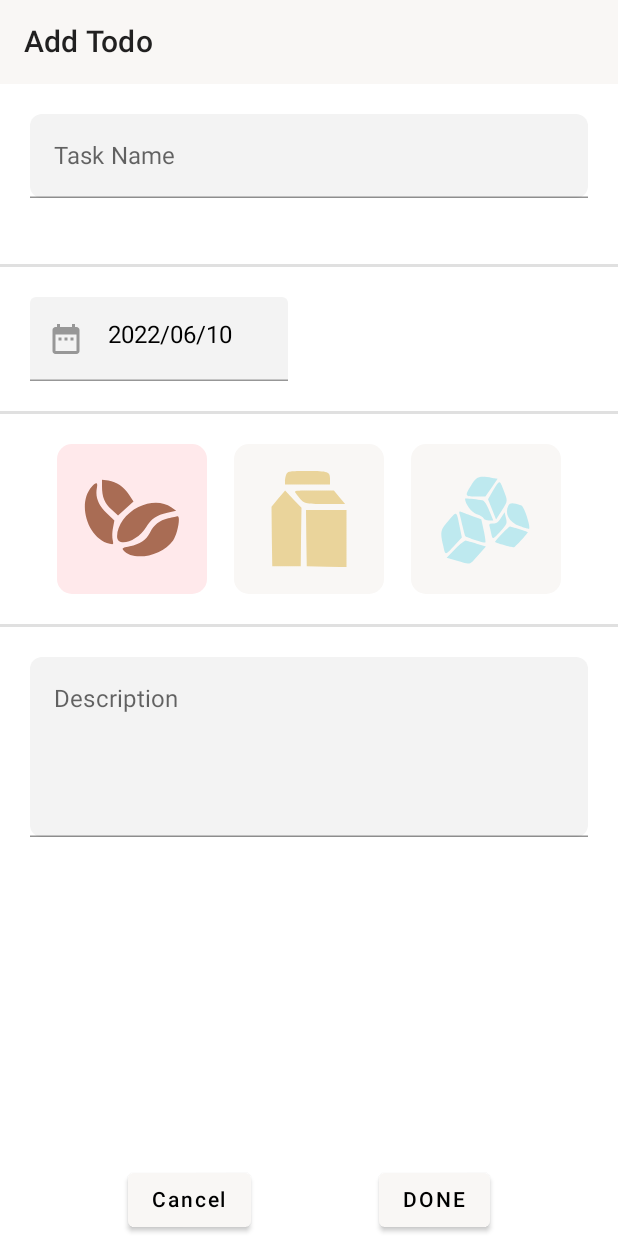
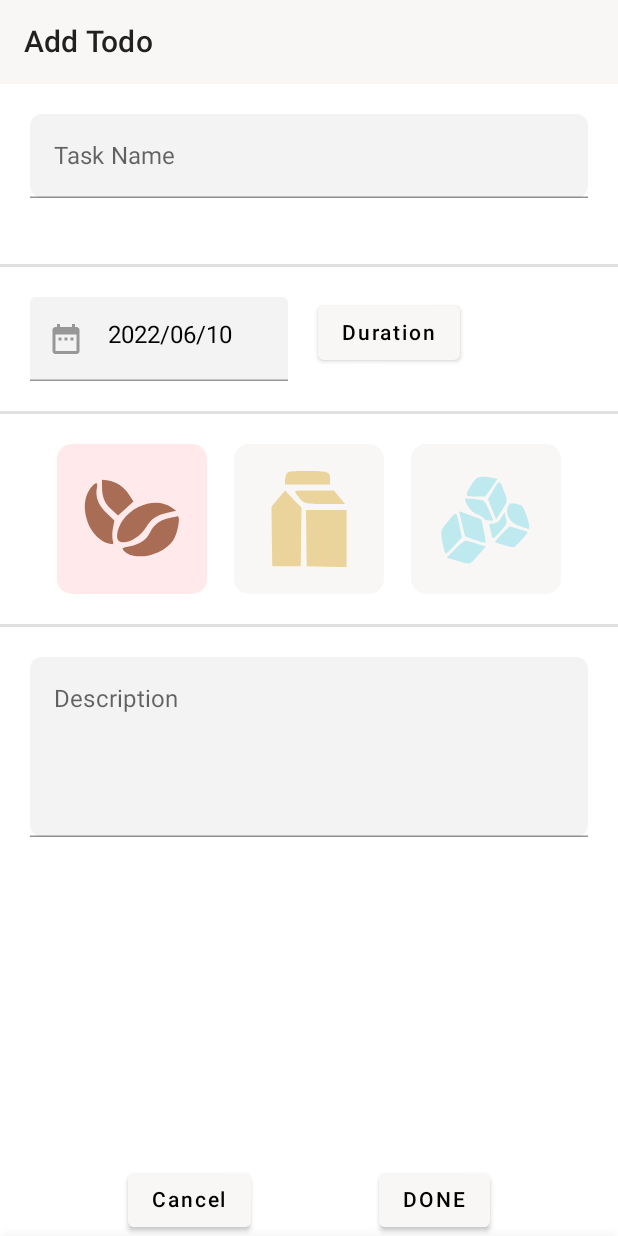
Before and after one commit to jojoclt/Lifeline, an Android app built with Jetpack Compose: the AddTodoScreen screen opened through its navigation route, on a phone screen of 412 x 824 dp. Run offline under Robolectric (Android 15) with nearby library versions, the phone set to English and light mode, and no system bars; our stand-ins replace Dagger/Hilt's generated code, Room's generated code, accompanist.

Commit message:
the cup calculation and duration ui nearly done

```diff
--- a/app/src/main/java/com/example/lifeline/presentation/task/composables/AddTodoScreen.kt
+++ b/app/src/main/java/com/example/lifeline/presentation/task/composables/AddTodoScreen.kt
@@ -6,6 +6,7 @@ import android.widget.Toast
 import androidx.compose.foundation.background
 import androidx.compose.foundation.clickable
 import androidx.compose.foundation.layout.*
+import androidx.compose.foundation.shape.RoundedCornerShape
 import androidx.compose.foundation.text.KeyboardActions
 import androidx.compose.foundation.text.KeyboardOptions
 import androidx.compose.material.*
@@ -17,13 +18,19 @@ import androidx.compose.ui.ExperimentalComposeUiApi
 import androidx.compose.ui.Modifier
 import androidx.compose.ui.focus.FocusRequester
 import androidx.compose.ui.graphics.Color
+import androidx.compose.ui.platform.LocalConfiguration
 import androidx.compose.ui.platform.LocalContext
 import androidx.compose.ui.platform.LocalFocusManager
 import androidx.compose.ui.platform.LocalSoftwareKeyboardController
 import androidx.compose.ui.res.stringResource
+import androidx.compose.ui.semantics.SemanticsActions.OnClick
+import androidx.compose.ui.text.font.FontWeight
 import androidx.compose.ui.text.input.ImeAction
+import androidx.compose.ui.text.style.TextAlign
 import androidx.compose.ui.tooling.preview.Preview
 import androidx.compose.ui.unit.dp
+import androidx.compose.ui.unit.em
+import androidx.compose.ui.unit.sp
 import androidx.hilt.navigation.compose.hiltViewModel
 import androidx.navigation.NavController
 import androidx.navigation.compose.rememberNavController
@@ -37,11 +44,12 @@ import com.example.lifeline.presentation.ui.theme.Shapes
 import com.example.lifeline.presentation.ui.theme.myAppTextFieldColors
 import com.example.lifeline.util.Screen
 import com.example.lifeline.util.clearFocusOnKeyboardDismiss
+import kotlinx.coroutines.launch
 import java.text.DateFormat
 import java.text.SimpleDateFormat
 import java.util.*
 
-@OptIn(ExperimentalComposeUiApi::class)
+@OptIn(ExperimentalComposeUiApi::class, ExperimentalMaterialApi::class)
 @Composable
 fun AddTodoScreen(navController: NavController, viewModel: AddEditTodoViewModel = hiltViewModel()) {
     val currentScreen = Screen.AddTodoScreen
@@ -57,10 +65,95 @@ fun AddTodoScreen(navController: NavController, viewModel: AddEditTodoViewModel
 
     val selDate = remember { mutableStateOf(Calendar.getInstance().time) }
 
+    val bottomDrawerState = rememberBottomDrawerState(BottomDrawerValue.Closed)
+    val scope = rememberCoroutineScope()
+
     Scaffold(
         topBar = { TopNav(currentScreen, modifier = Modifier.background(Color.White)) },
         backgroundColor = Color.White
     ) { innerPadding ->
+        BottomDrawer(
+            drawerState = bottomDrawerState,
+            drawerContent = {
+                Surface(
+                    modifier = Modifier
+                        .fillMaxWidth()
+                        .fillMaxHeight(0.5f),
+                    shape = RoundedCornerShape(20.dp)
+                )
+                {
+                    Column(
+                        modifier = Modifier.fillMaxHeight()
+                    )
+                    {
+                        Box(modifier = Modifier.fillMaxWidth().fillMaxHeight(0.5f))
+                        {
+                            Text(
+                                text = "00:00",
+                                modifier = Modifier.fillMaxWidth().offset(0.dp,40.dp), /* todo : hardcoded 40.dp */
+                                letterSpacing = 15.sp,
+                                fontSize = 60.sp,
+                                fontWeight = FontWeight.Bold,
+                                textAlign = TextAlign.Center
+                            )
+                        }
+                        Spacer(modifier = Modifier.size(4.dp))
+                        Row(
+                            modifier = Modifier
+                                .fillMaxWidth(),
+                        ) {
+                            Button(
+                                modifier = Modifier.weight(1f).padding(horizontal = 10.dp),
+                                onClick = {}
+                            ) {
+                                Text(text = "+30 min")
+                            }
+
+                            Button(
+                                modifier = Modifier.weight(1f).padding(horizontal = 10.dp),
+                                onClick = {}
+                            ) {
+                                Text(text = "+1 hr")
+                            }
+
+                            Button(
+                                modifier = Modifier.weight(1f).padding(horizontal = 10.dp),
+                                onClick = {}
+                            ) {
+                                Text(text = "+2 hr")
+                            }
+                        }
+                        Row(
+                            modifier = Modifier
+                                .fillMaxWidth(),
+                            horizontalArrangement = Arrangement.SpaceEvenly
+                        ) {
+                            Button(
+                                modifier = Modifier.weight(1f).padding(horizontal = 10.dp),
+                                onClick = {}
+                            ) {
+                                Text(text = "+30 min")
+                            }
+
+                            Button(
+                                modifier = Modifier.weight(1f).padding(horizontal = 10.dp),
+                                onClick = {}
+                            ) {
+                                Text(text = "+1 hr")
+                            }
+
+                            Button(
+                                modifier = Modifier.weight(1f).padding(horizontal = 10.dp),
+                                onClick = {}
+                            ) {
+                                Text(text = "+2 hr")
+                            }
+                        }
+                    }
+                }
+
+            },
+            content = {
                 Column(
                     verticalArrangement = Arrangement.SpaceBetween,
                     modifier = Modifier
@@ -125,6 +218,12 @@ fun AddTodoScreen(navController: NavController, viewModel: AddEditTodoViewModel
                                 enabled = false
                             )
 
+                            Button(
+                                onClick = { scope.launch { bottomDrawerState.open() } }
+                            ) {
+                                Text("Duration")
+                            }
+
                         }
                         Log.e("todo", "after show picker")
 
@@ -179,6 +278,10 @@ fun AddTodoScreen(navController: NavController, viewModel: AddEditTodoViewModel
 
                 }
 
+
+            }
+        )
+
     }
 }
 
--- a/app/src/main/java/com/example/lifeline/presentation/today/composables/CanvasCup.kt
+++ b/app/src/main/java/com/example/lifeline/presentation/today/composables/CanvasCup.kt
@@ -11,6 +11,7 @@ import androidx.compose.ui.geometry.Offset
 import androidx.compose.ui.geometry.Size
 import androidx.compose.ui.graphics.BlendMode
 import androidx.compose.ui.graphics.Color
+import androidx.compose.ui.graphics.Color.Companion.Yellow
 import androidx.compose.ui.graphics.ColorFilter
 import androidx.compose.ui.graphics.drawscope.DrawScope
 import androidx.compose.ui.graphics.drawscope.scale
@@ -53,9 +54,13 @@ fun CupCanvas() {
                         Offset(size.width * 0.51f, size.height * 0.56f),
                         block = { draw(size, colorFilter = ColorFilter.tint(color = PrimaryColor)) })
                 }
-                drawLiquid(Color.Yellow, height = 0.78f*size.height)
-                drawLiquid(Color.Green, height = 0.5f*size.height)
-
+                // espressoHeight and milkHeight are both dummy variables
+                val espressoHeight: Float = ((size.height - 90f) * 0.1f) * 3f
+                // offset value is returned as a way to calculate where the milk will start
+                // 90f is the magic value because size.height includes the saucer so need to subtract it to get cupsize
+                val offset = drawLiquid(Color.Yellow, y = size.height - 90f, height = espressoHeight)
+                val milkHeight = (size.height * 0.1f) * 3f
+                drawLiquid(Color.Green, y = offset, height = milkHeight)
                 restoreToCount(checkPoint)
             }
             with(cup) {
@@ -68,12 +73,14 @@ fun CupCanvas() {
 }
 
 
-fun DrawScope.drawLiquid(color: Color, y: Float = 0f, height: Float = 0.5f*size.height) {
-    val cupStartOffset = size.height*0.166f + y
+fun DrawScope.drawLiquid(color: Color, y: Float = 0f, height: Float = 0.5f * size.height):Float {
+    //val cupStartOffset = size.height * 0.166f + y
+    val offsetY = y - height
     drawRect(
         color = color,
-        topLeft = Offset(0f, cupStartOffset+size.height-height),
+        topLeft = Offset(0f, offsetY),
         size = Size(size.width, height),
         blendMode = BlendMode.SrcIn
     )
+    return offsetY
 }
```
Lines whose indentation alone changed are shown as unchanged.
